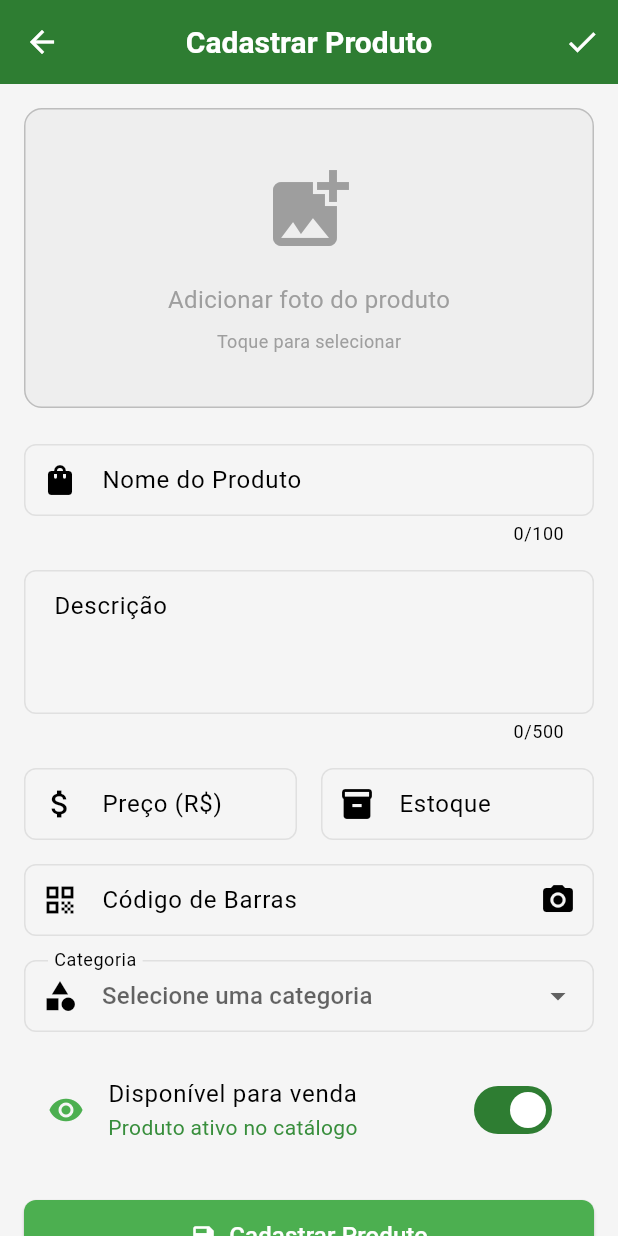
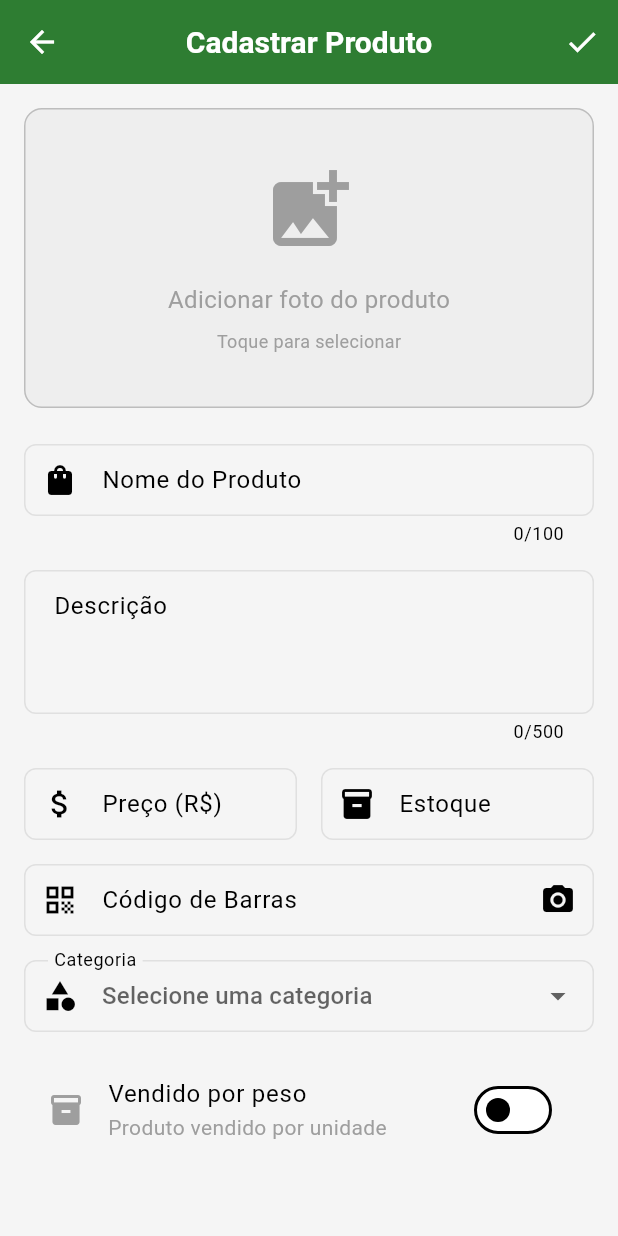
Before and after one commit to allandennis30/compra_pronta, a Flutter app: the VendorProductFormPage screen opened by its route, on a phone screen of 412 x 824 dp. Run offline on Flutter 3.47's test engine with Material 3 defaults, Android fonts, the phone set to English and light mode, and no system bars; our stand-ins replace get, get_storage, hive_flutter, image_picker; missing offline and left inert: mobile_scanner; accounts and stored records are empty; network calls fail.

Commit message:
feat(product): add support for weight-based products
- Add isSoldByWeight and pricePerKg fields to ProductModel
- Modify cart logic to handle weight-based products
- Update UI components to display weight/quantity appropriately
- Add vendor form controls for weight-based products
- Update product detail page with weight selection

```diff
--- a/lib/core/constants/app_constants.dart
+++ b/lib/core/constants/app_constants.dart
@@ -95,27 +95,31 @@ class AppConstants {
       "id": "prod_001",
       "name": "Maçã Fuji",
       "description": "Maçãs frescas e doces, ideais para consumo in natura",
-      "price": 8.90,
+      "price": 0.0,
       "imageUrl": "https://images.unsplash.com/photo-1560806887-1e4cd0b6cbd6?w=400",
       "category": "Frutas e Verduras",
       "barcode": "7891234567890",
-      "stock": 50,
+      "stock": 0,
       "isAvailable": true,
       "rating": 4.5,
-      "reviewCount": 12
+      "reviewCount": 12,
+      "isSoldByWeight": true,
+      "pricePerKg": 8.90
     },
     {
       "id": "prod_002",
       "name": "Banana Prata",
       "description": "Bananas prata maduras e saborosas",
-      "price": 4.50,
+      "price": 0.0,
       "imageUrl": "https://images.unsplash.com/photo-1571771894821-ce9b6c11b08e?w=400",
       "category": "Frutas e Verduras",
       "barcode": "7891234567891",
-      "stock": 30,
+      "stock": 0,
       "isAvailable": true,
       "rating": 4.2,
-      "reviewCount": 8
+      "reviewCount": 8,
+      "isSoldByWeight": true,
+      "pricePerKg": 4.50
     },
     {
       "id": "prod_003",
--- a/lib/modules/cliente/controllers/cart_controller.dart
+++ b/lib/modules/cliente/controllers/cart_controller.dart
@@ -12,7 +12,13 @@ class CartItem {
 
   CartItem({required this.product, this.quantity = 1});
 
-  double get total => product.price * quantity;
+  double get total => product.isSoldByWeight
+      ? (product.pricePerKg ?? 0.0) * (quantity / 10.0) // Para produtos por peso, quantity é peso * 10
+      : product.price * quantity;
+
+  double get displayQuantity => product.isSoldByWeight
+      ? quantity / 10.0 // Converte de volta para kg
+      : quantity.toDouble();
 }
 
 class CartController extends GetxController {
@@ -32,7 +38,14 @@ class CartController extends GetxController {
   }
 
   int get itemCount {
-    return cartItems.fold(0, (sum, item) => sum + item.quantity);
+    return cartItems.fold(0, (sum, item) {
+      if (item.product.isSoldByWeight) {
+        // Para produtos por peso, conta como 1 item independente do peso
+        return sum + 1;
+      } else {
+        return sum + item.quantity;
+      }
+    });
   }
 
   @override
--- a/lib/modules/cliente/models/product_model.dart
+++ b/lib/modules/cliente/models/product_model.dart
@@ -10,6 +10,8 @@ class ProductModel {
   final bool isAvailable;
   final double rating;
   final int reviewCount;
+  final bool isSoldByWeight;
+  final double? pricePerKg;
 
   ProductModel({
     required this.id,
@@ -23,6 +25,8 @@ class ProductModel {
     this.isAvailable = true,
     this.rating = 0.0,
     this.reviewCount = 0,
+    this.isSoldByWeight = false,
+    this.pricePerKg,
   });
 
   factory ProductModel.fromJson(Map<String, dynamic> json) => ProductModel(
@@ -37,6 +41,8 @@ class ProductModel {
     isAvailable: json['isAvailable'] ?? true,
     rating: json['rating']?.toDouble() ?? 0.0,
     reviewCount: json['reviewCount'] ?? 0,
+    isSoldByWeight: json['isSoldByWeight'] ?? false,
+    pricePerKg: json['pricePerKg']?.toDouble(),
   );
 
   Map<String, dynamic> toJson() => {
@@ -51,6 +57,8 @@ class ProductModel {
     'isAvailable': isAvailable,
     'rating': rating,
     'reviewCount': reviewCount,
+    'isSoldByWeight': isSoldByWeight,
+    'pricePerKg': pricePerKg,
   };
 
   ProductModel copyWith({
@@ -65,6 +73,8 @@ class ProductModel {
     bool? isAvailable,
     double? rating,
     int? reviewCount,
+    bool? isSoldByWeight,
+    double? pricePerKg,
   }) {
     return ProductModel(
       id: id ?? this.id,
@@ -78,6 +88,8 @@ class ProductModel {
       isAvailable: isAvailable ?? this.isAvailable,
       rating: rating ?? this.rating,
       reviewCount: reviewCount ?? this.reviewCount,
+      isSoldByWeight: isSoldByWeight ?? this.isSoldByWeight,
+      pricePerKg: pricePerKg ?? this.pricePerKg,
     );
   }
 }
--- a/lib/modules/cliente/pages/product_detail_page.dart
+++ b/lib/modules/cliente/pages/product_detail_page.dart
@@ -133,6 +133,8 @@ class ProductDetailPage extends GetView<ProductDetailController> {
                     canAddToCart: controller.canAddToCart,
                     onAddToCart: () => controller.addToCart(context),
                     onGoToCart: controller.goToCart,
+                    isSoldByWeight: controller.product!.isSoldByWeight,
+                    weight: controller.weight,
                   )),
             ),
             // Minimal bottom padding
--- a/lib/modules/cliente/pages/product_list_page.dart
+++ b/lib/modules/cliente/pages/product_list_page.dart
@@ -162,7 +162,9 @@ class ProductListPage extends StatelessWidget {
                     Row(
                       children: [
                         Text(
-                          'R\$ ${product.price.toStringAsFixed(2)}',
+                          product.isSoldByWeight
+                              ? 'R\$ ${product.pricePerKg?.toStringAsFixed(2) ?? '0.00'}/kg'
+                              : 'R\$ ${product.price.toStringAsFixed(2)}',
                           style: const TextStyle(
                             fontSize: 16,
                             fontWeight: FontWeight.bold,
--- a/lib/modules/vendedor/pages/vendor_product_form_page.dart
+++ b/lib/modules/vendedor/pages/vendor_product_form_page.dart
@@ -1,6 +1,5 @@
 import 'package:flutter/material.dart';
 import 'package:get/get.dart';
-import 'package:image_picker/image_picker.dart';
 import '../controllers/vendor_product_form_controller.dart';
 import '../widgets/image_picker_widget.dart';
 import '../widgets/barcode_scanner.dart';
@@ -47,17 +46,27 @@ class VendorProductFormPage extends GetView<VendorProductFormController> {
           const SizedBox(height: 16),
           _buildDescription(),
           const SizedBox(height: 16),
-          Row(
-            children: [
-              Expanded(child: _buildPrice()),
-              const SizedBox(width: 16),
-              Expanded(child: _buildStock()),
-            ],
+          Obx(
+            () => controller.isSoldByWeight.value
+                ? const SizedBox() // Não mostrar preço e estoque para produtos por peso
+                : Row(
+                    children: [
+                      Expanded(child: _buildPrice()),
+                      const SizedBox(width: 16),
+                      Expanded(child: _buildStock()),
+                    ],
+                  ),
           ),
           const SizedBox(height: 16),
           _buildBarcodeField(),
           const SizedBox(height: 16),
           _buildCategoryDropdown(),
+          const SizedBox(height: 16),
+          _buildSoldByWeightToggle(),
+          const SizedBox(height: 16),
+          Obx(() => controller.isSoldByWeight.value
+              ? _buildPricePerKgField()
+              : const SizedBox()),
           const SizedBox(height: 16),
           _buildAvailabilityToggle(),
           const SizedBox(height: 24),
@@ -211,6 +220,42 @@ class VendorProductFormPage extends GetView<VendorProductFormController> {
     );
   }
 
+  Widget _buildSoldByWeightToggle() {
+    return Obx(() => SwitchListTile(
+          title: const Text('Vendido por peso'),
+          subtitle: Text(
+            controller.isSoldByWeight.value
+                ? 'Cliente escolhe o peso desejado'
+                : 'Produto vendido por unidade',
+            style: TextStyle(
+              color: controller.isSoldByWeight.value
+                  ? Colors.blue.shade700
+                  : Colors.grey,
+            ),
+          ),
+          value: controller.isSoldByWeight.value,
+          onChanged: (value) => controller.toggleSoldByWeight(),
+          secondary: Icon(
+            controller.isSoldByWeight.value ? Icons.scale : Icons.inventory_2,
+            color: controller.isSoldByWeight.value ? Colors.blue : Colors.grey,
+          ),
+        ));
+  }
+
+  Widget _buildPricePerKgField() {
+    return TextFormField(
+      controller: controller.pricePerKgController,
+      decoration: const InputDecoration(
+        labelText: 'Preço por Kg (R\$)',
+        hintText: 'Ex: 12.50',
+        border: OutlineInputBorder(),
+        prefixIcon: Icon(Icons.scale),
+        suffixText: '/kg',
+      ),
+      keyboardType: const TextInputType.numberWithOptions(decimal: true),
+    );
+  }
+
   Widget _buildAvailabilityToggle() {
     return Obx(() => SwitchListTile(
           title: const Text('Disponível para venda'),
--- a/lib/modules/vendedor/pages/vendor_product_list_page.dart
+++ b/lib/modules/vendedor/pages/vendor_product_list_page.dart
@@ -118,7 +118,9 @@ class VendorProductListPage extends GetView<VendorProductListController> {
               crossAxisAlignment: CrossAxisAlignment.start,
               children: [
                 Text(
-                  'R\$ ${product.price.toStringAsFixed(2)} | Estoque: ${product.stock}',
+                  product.isSoldByWeight
+                      ? 'R\$ ${product.pricePerKg?.toStringAsFixed(2) ?? '0.00'}/kg'
+                      : 'R\$ ${product.price.toStringAsFixed(2)} | Estoque: ${product.stock}',
                   style: const TextStyle(fontWeight: FontWeight.bold),
                 ),
                 Text(
```
Also changed, not shown: lib/modules/cliente/controllers/product_detail_controller.dart (+32 -4 lines), lib/modules/cliente/widgets/cart_item_widget.dart (+25 -7 lines), lib/modules/cliente/widgets/product_info_widget.dart (+12 -8 lines), lib/modules/cliente/widgets/quantity_selector_widget.dart (+17 -5 lines), lib/modules/vendedor/controllers/vendor_product_form_controller.dart (+46 -5 lines).
